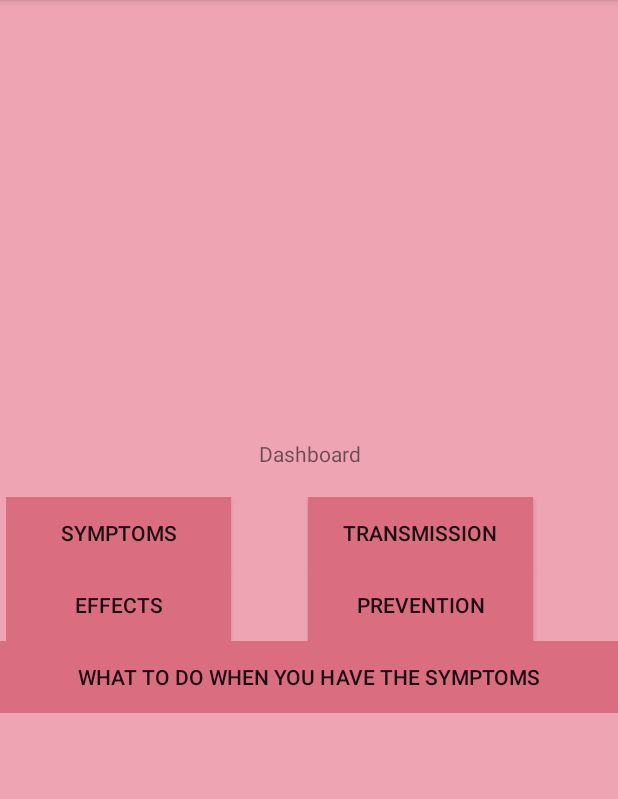
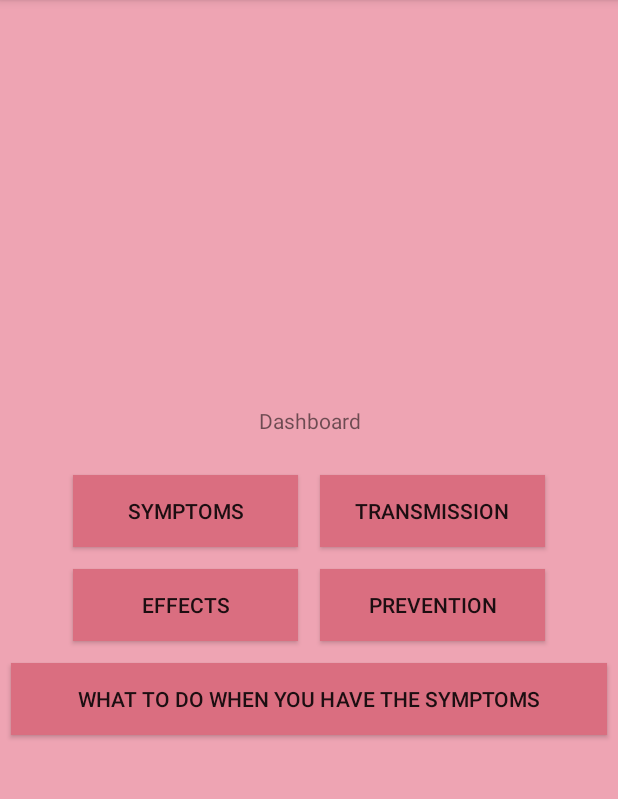
Before and after one commit to TangeniThePyGuru/corona_info_app, an Android app: the Dashboard screen opened directly, with no data from a screen before it, on a phone screen of 412 x 824 dp, the part 84-883 px from its top. Run offline under Robolectric (Android 15) with nearby library versions, the phone set to English and light mode, and no system bars.

Commit message:
alignment fixed

```diff
--- a/app/src/main/res/layout/activity_dashboard.xml
+++ b/app/src/main/res/layout/activity_dashboard.xml
@@ -39,11 +39,12 @@
 
         <TableRow
             android:layout_width="match_parent"
-            android:layout_height="match_parent">
+            android:layout_height="match_parent"
+            android:gravity="center">
 
             <GridLayout
+                android:layout_width="match_parent"
                 android:layout_gravity="center"
-                android:layout_weight="1"
                 android:columnCount="2"
                 android:rowCount="2">
 
@@ -56,7 +57,8 @@
                     android:layout_rowSpan="1"
                     android:layout_column="0"
                     android:layout_columnSpan="1"
-                    android:layout_gravity="right"
+                    android:layout_gravity="center_horizontal"
+                    android:layout_margin="7dp"
                     android:background="@color/colorBtnBg"
                     android:gravity="center"
                     android:onClick="click"
@@ -70,7 +72,8 @@
                     android:layout_rowSpan="1"
                     android:layout_column="1"
                     android:layout_columnSpan="1"
-                    android:layout_gravity="center"
+                    android:layout_gravity="center_horizontal"
+                    android:layout_margin="7dp"
                     android:background="@color/colorBtnBg"
                     android:gravity="center"
                     android:onClick="click"
@@ -84,7 +87,8 @@
                     android:layout_rowSpan="1"
                     android:layout_column="0"
                     android:layout_columnSpan="1"
-                    android:layout_gravity="right"
+                    android:layout_gravity="center_horizontal"
+                    android:layout_margin="7dp"
                     android:background="@color/colorBtnBg"
                     android:gravity="center"
                     android:onClick="click"
@@ -98,7 +102,8 @@
                     android:layout_rowSpan="1"
                     android:layout_column="1"
                     android:layout_columnSpan="1"
-                    android:layout_gravity="center"
+                    android:layout_gravity="center_horizontal"
+                    android:layout_margin="7dp"
                     android:background="@color/colorBtnBg"
                     android:gravity="center"
                     android:onClick="click"
@@ -114,6 +119,7 @@
                 android:id="@+id/btnWhatTodo"
                 android:layout_width="match_parent"
                 android:layout_height="wrap_content"
+                android:layout_margin="7dp"
                 android:layout_weight="1"
                 android:background="@color/colorBtnBg"
                 android:onClick="click"
```
